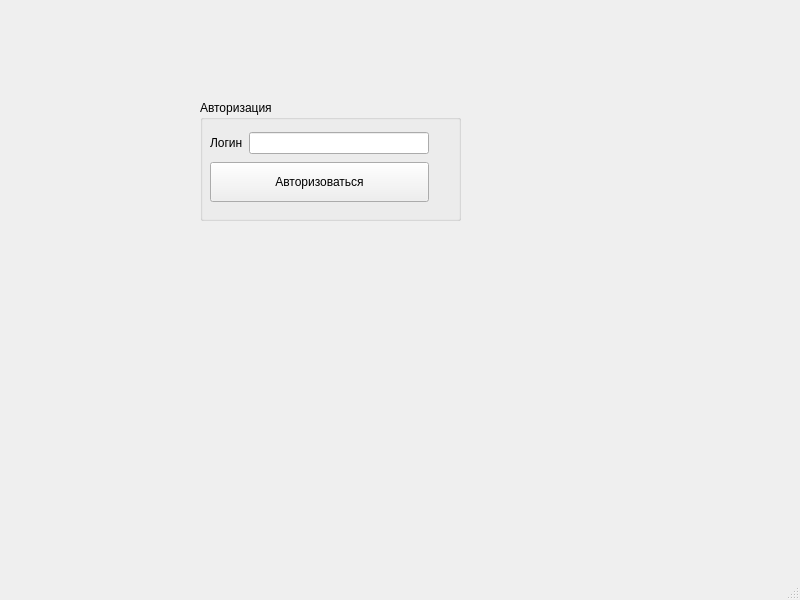
Old version of the form GUI/window_autorise/src/mainwindow.ui in the repository superAIyah/Alias_project.
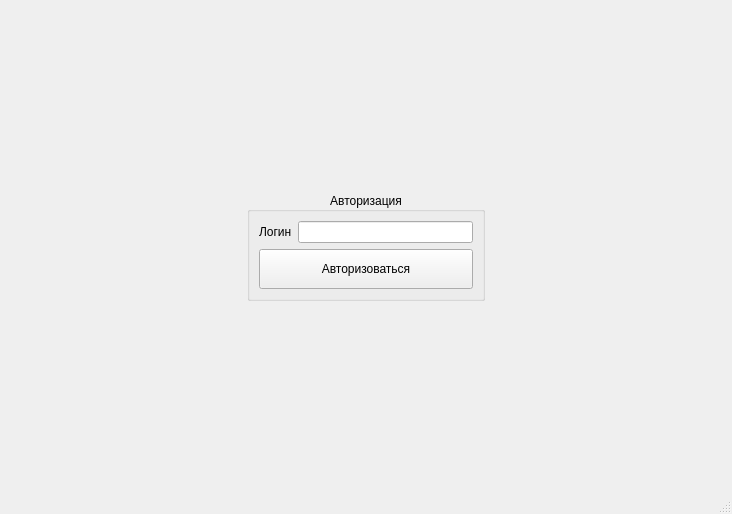
New version of the form.

Commit message: window scale + gif

What changed in the file:
```diff
--- a/GUI/window_autorise/src/mainwindow.ui
+++ b/GUI/window_autorise/src/mainwindow.ui
@@ -6,35 +6,50 @@
    <rect>
     <x>0</x>
     <y>0</y>
-    <width>800</width>
-    <height>600</height>
+    <width>732</width>
+    <height>514</height>
    </rect>
   </property>
+  <property name="sizePolicy">
+   <sizepolicy hsizetype="Expanding" vsizetype="Preferred">
+    <horstretch>0</horstretch>
+    <verstretch>0</verstretch>
+   </sizepolicy>
+  </property>
   <property name="windowTitle">
    <string>MainWindow</string>
   </property>
   <widget class="QWidget" name="centralwidget">
+   <layout class="QGridLayout" name="gridLayout">
+    <item row="1" column="0">
+     <spacer name="horizontalSpacer">
+      <property name="orientation">
+       <enum>Qt::Horizontal</enum>
+      </property>
+      <property name="sizeHint" stdset="0">
+       <size>
+        <width>40</width>
+        <height>20</height>
+       </size>
+      </property>
+     </spacer>
+    </item>
+    <item row="1" column="1">
    <widget class="QGroupBox" name="groupBox">
-    <property name="geometry">
-     <rect>
-      <x>200</x>
-      <y>100</y>
-      <width>261</width>
-      <height>121</height>
-     </rect>
+      <property name="sizePolicy">
+       <sizepolicy hsizetype="Preferred" vsizetype="Preferred">
+        <horstretch>0</horstretch>
+        <verstretch>0</verstretch>
+       </sizepolicy>
     </property>
     <property name="title">
      <string>Авторизация</string>
     </property>
-    <widget class="QWidget" name="layoutWidget">
-     <property name="geometry">
-      <rect>
-       <x>10</x>
-       <y>30</y>
-       <width>219</width>
-       <height>75</height>
-      </rect>
-     </property>
+      <property name="alignment">
+       <set>Qt::AlignCenter</set>
+      </property>
+      <layout class="QVBoxLayout" name="verticalLayout_2">
+       <item>
      <layout class="QVBoxLayout" name="verticalLayout">
       <item>
        <layout class="QHBoxLayout" name="horizontalLayout">
@@ -64,8 +79,50 @@
        </widget>
       </item>
      </layout>
-    </widget>
-   </widget>
+       </item>
+      </layout>
+     </widget>
+    </item>
+    <item row="0" column="1">
+     <spacer name="verticalSpacer_2">
+      <property name="orientation">
+       <enum>Qt::Vertical</enum>
+      </property>
+      <property name="sizeHint" stdset="0">
+       <size>
+        <width>20</width>
+        <height>40</height>
+       </size>
+      </property>
+     </spacer>
+    </item>
+    <item row="2" column="1">
+     <spacer name="verticalSpacer">
+      <property name="orientation">
+       <enum>Qt::Vertical</enum>
+      </property>
+      <property name="sizeHint" stdset="0">
+       <size>
+        <width>20</width>
+        <height>40</height>
+       </size>
+      </property>
+     </spacer>
+    </item>
+    <item row="1" column="2">
+     <spacer name="horizontalSpacer_2">
+      <property name="orientation">
+       <enum>Qt::Horizontal</enum>
+      </property>
+      <property name="sizeHint" stdset="0">
+       <size>
+        <width>40</width>
+        <height>20</height>
+       </size>
+      </property>
+     </spacer>
+    </item>
+   </layout>
   </widget>
   <widget class="QMenuBar" name="menubar">
    <property name="geometry">
```
Left out of the diff: 2 changed lines with no effect on the pictures. Lines whose indentation alone changed are shown as unchanged. The commit also changes 6 other files.
